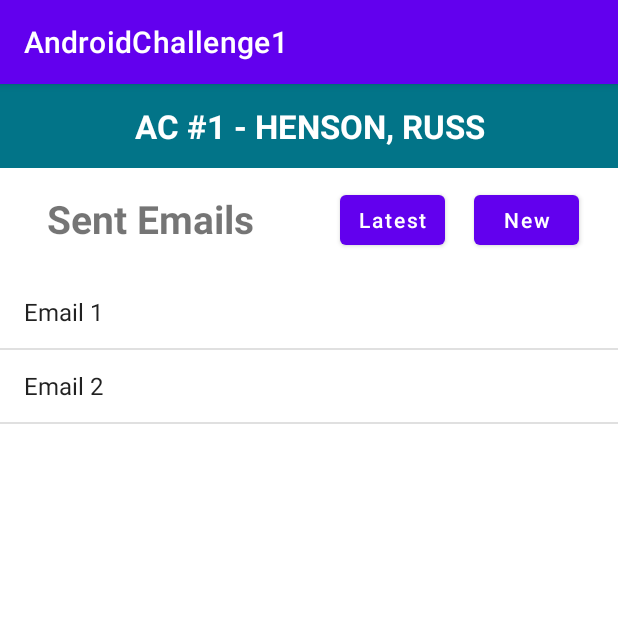
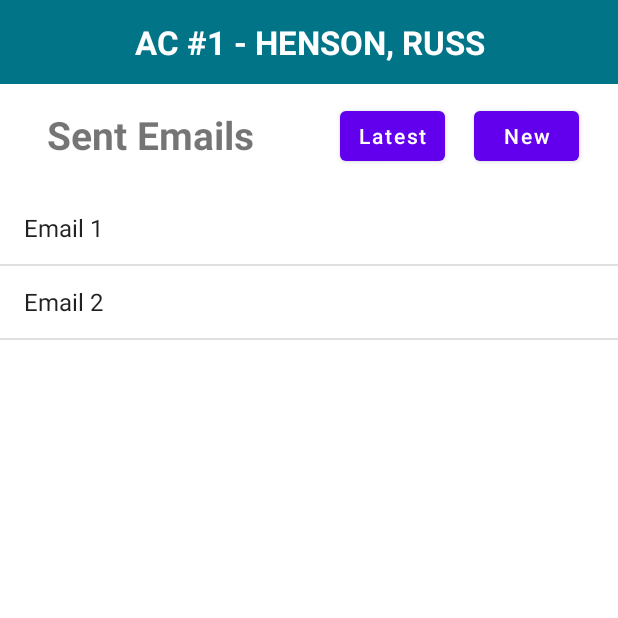
Before and after one commit to russhenson/AndroidChallenge1, an Android app: the screen it shows after launch (MainActivity), on a phone screen of 412 x 824 dp, the top half of it. Run offline under Robolectric (Android 15) with nearby library versions, the phone set to English and light mode, and no system bars.

Commit message:
hide title bar

```diff
--- a/app/src/main/java/com/mobdeve/hensonruss/androidchallenge1/EmailActivity.java
+++ b/app/src/main/java/com/mobdeve/hensonruss/androidchallenge1/EmailActivity.java
@@ -16,6 +16,7 @@ public class EmailActivity extends AppCompatActivity {
     @Override
     protected void onCreate(Bundle savedInstanceState) {
         super.onCreate(savedInstanceState);
+        getSupportActionBar().hide(); // hide title bar
         setContentView(R.layout.activity_email);
 
         /*// Initialization of the views
--- a/app/src/main/java/com/mobdeve/hensonruss/androidchallenge1/MainActivity.java
+++ b/app/src/main/java/com/mobdeve/hensonruss/androidchallenge1/MainActivity.java
@@ -15,6 +15,7 @@ public class MainActivity extends AppCompatActivity {
     @Override
     protected void onCreate(Bundle savedInstanceState) {
         super.onCreate(savedInstanceState);
+        getSupportActionBar().hide(); // hide title bar
         setContentView(R.layout.activity_main);
 
         emailListView = (ListView) findViewById(R.id.emailListView);
--- a/app/src/main/java/com/mobdeve/hensonruss/androidchallenge1/NewEmailActivity.java
+++ b/app/src/main/java/com/mobdeve/hensonruss/androidchallenge1/NewEmailActivity.java
@@ -8,6 +8,7 @@ public class NewEmailActivity extends AppCompatActivity {
     @Override
     protected void onCreate(Bundle savedInstanceState) {
         super.onCreate(savedInstanceState);
+        getSupportActionBar().hide(); // hide title bar
         setContentView(R.layout.activity_new_email);
     }
 }
```
